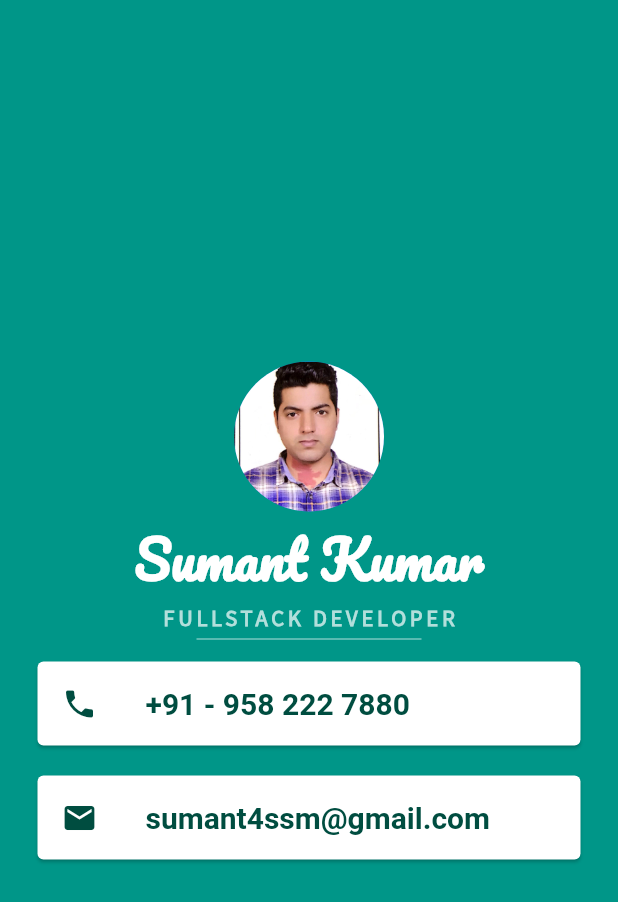
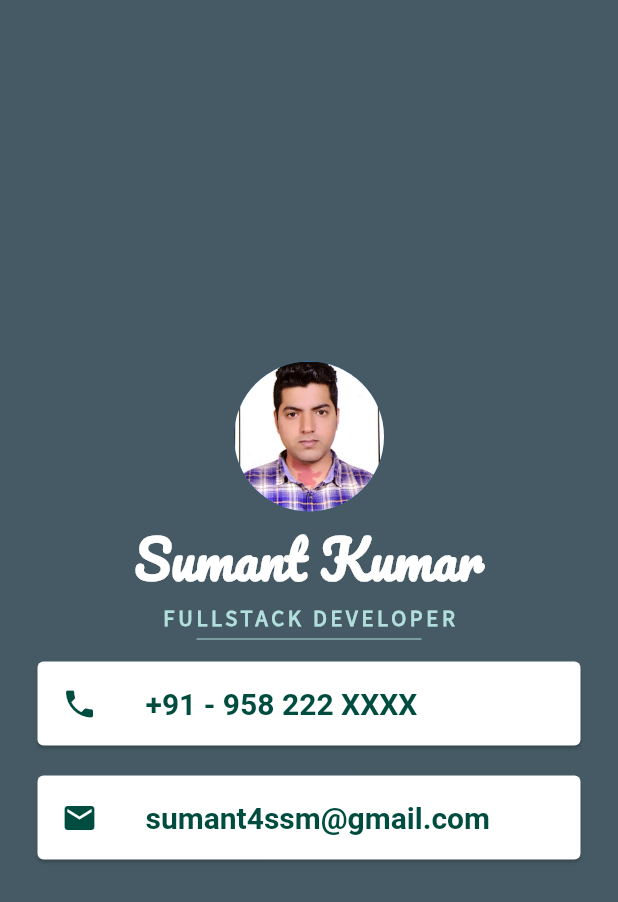
Before and after one commit to sumant4ssm/Business_card_flutter, a Flutter app: the screen it shows after launch, on a phone screen of 412 x 824 dp. Shown: the top 902 px of the screen. Run offline on Flutter 3.47's test engine with Material 2 defaults, Android fonts, the phone set to English and light mode, and no system bars.

Commit message:
hidden number

```diff
--- a/lib/main.dart
+++ b/lib/main.dart
@@ -8,8 +8,9 @@ class MyApp extends StatelessWidget {
   @override
   Widget build(BuildContext context) {
     return MaterialApp(
+        debugShowCheckedModeBanner: false,
         home: Scaffold(
-      backgroundColor: Colors.teal,
+          backgroundColor: Colors.blueGrey[700],
           body: SafeArea(
             child: Column(
               mainAxisAlignment: MainAxisAlignment.center,
@@ -50,14 +51,15 @@ class MyApp extends StatelessWidget {
                   ),
                 ),
                 Card(
-              margin: EdgeInsets.symmetric(vertical: 10.0, horizontal: 25.0),
+                  margin:
+                      EdgeInsets.symmetric(vertical: 10.0, horizontal: 25.0),
                   child: ListTile(
                     leading: Icon(
                       Icons.phone,
                       color: Colors.teal.shade900,
                     ),
                     title: Text(
-                  '+91 - 958 222 7880',
+                      '+91 - 958 222 XXXX',
                       style: TextStyle(
                           fontSize: 20.0,
                           fontWeight: FontWeight.bold,
@@ -66,7 +68,8 @@ class MyApp extends StatelessWidget {
                   ),
                 ),
                 Card(
-              margin: EdgeInsets.symmetric(vertical: 10.0, horizontal: 25.0),
+                  margin:
+                      EdgeInsets.symmetric(vertical: 10.0, horizontal: 25.0),
                   child: ListTile(
                     leading: Icon(
                       Icons.email,
```
Lines whose indentation alone changed are shown as unchanged.
